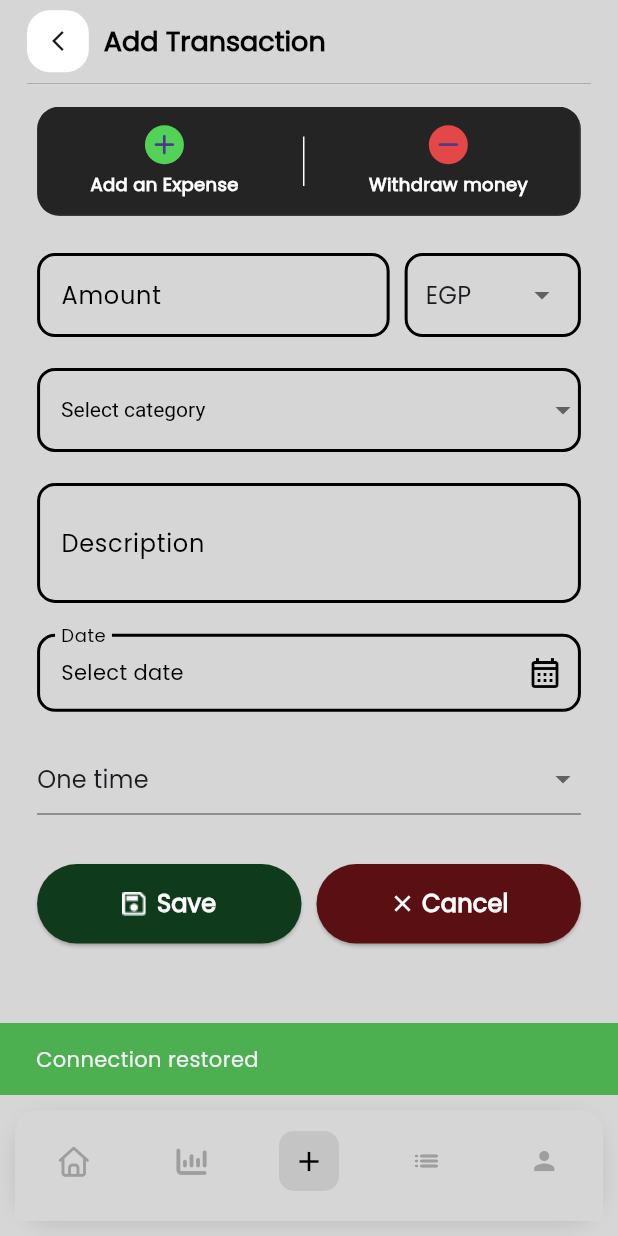
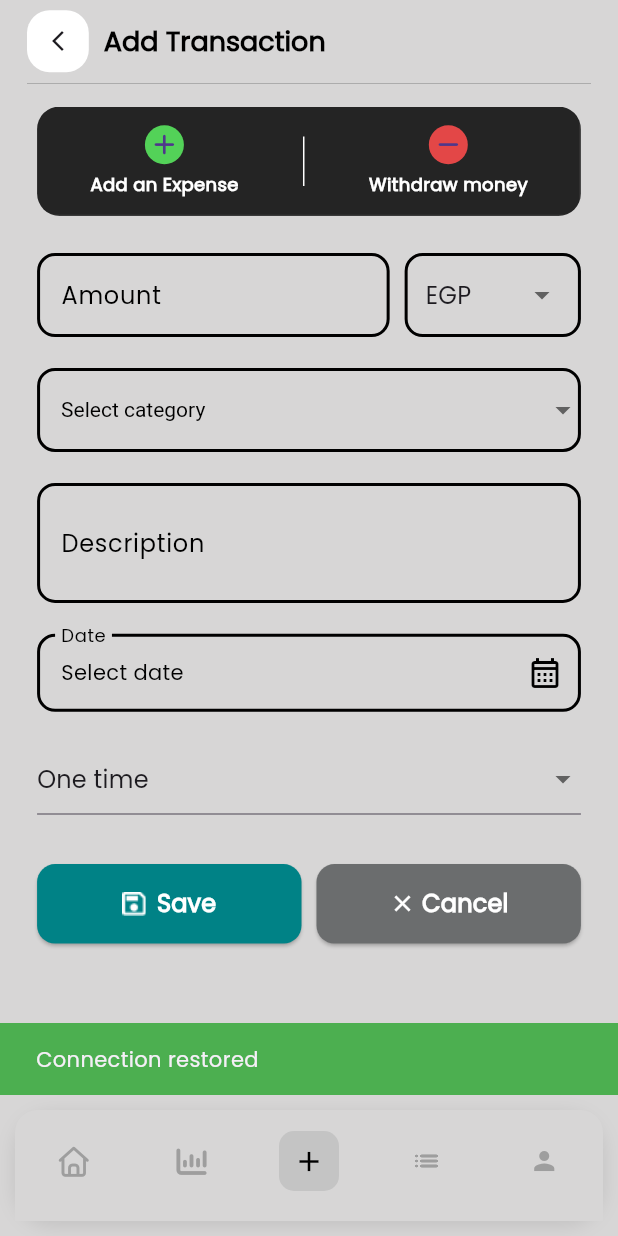
Before and after one commit to Donia-Abd-ElNasser/Masrofy, a Flutter app: the TransactionView screen opened by its route, on a phone screen of 412 x 824 dp. Run offline on Flutter 3.47's test engine with Material 3 defaults, Android fonts, the phone set to English and light mode, and no system bars; our stand-ins replace bloc, cloud_firestore, connectivity_plus, firebase_auth, firebase_core, fl_chart and 5 more; accounts and stored records are empty.

Commit message:
edit cancel and save buttons border radius

```diff
--- a/lib/screens/transaction/view/transaction_view.dart
+++ b/lib/screens/transaction/view/transaction_view.dart
@@ -450,7 +450,10 @@ class _TransactionViewState extends State<TransactionView> {
                         child: ElevatedButton(
                           onPressed: () => save(context),
                           style: ElevatedButton.styleFrom(
-                            backgroundColor: Color(0xff0F3A1B),
+                            shape: RoundedRectangleBorder(
+                              borderRadius: BorderRadius.circular(12),
+                            ),
+                            backgroundColor: Color.fromARGB(255, 0, 130, 134),
                             padding: EdgeInsets.symmetric(vertical: 15),
                           ),
                           child: Row(
@@ -479,7 +482,10 @@ class _TransactionViewState extends State<TransactionView> {
                         child: ElevatedButton(
                           onPressed: () => Navigator.pop(context),
                           style: ElevatedButton.styleFrom(
-                            backgroundColor: Color(0xff5A1012),
+                            shape: RoundedRectangleBorder(
+                              borderRadius: BorderRadius.circular(12),
+                            ),
+                            backgroundColor: Color.fromARGB(255, 107, 109, 110),
                             padding: EdgeInsets.symmetric(vertical: 15),
                           ),
                           child: Row(
```
